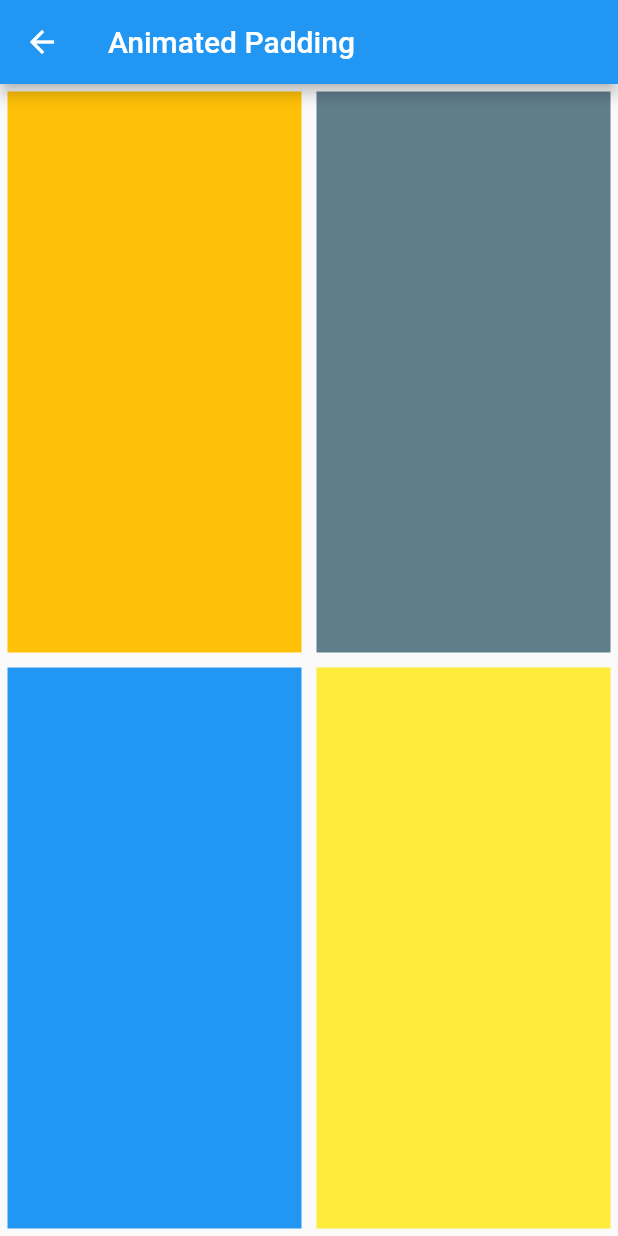
After one commit to Dwiponco/flutter_tutorial, a Flutter app: the AnimatedPaddingPage screen opened directly, on a phone screen of 412 x 824 dp. The commit adds this screen. Run offline on Flutter 3.47's test engine with Material 2 defaults, Android fonts, the phone set to English and light mode, and no system bars; our stand-ins replace qr_flutter.

Commit message:
animated switch and animated padding

```diff
--- /dev/null
+++ b/lib/pages/animatedPading/animated_padding.dart
@@ -0,0 +1,80 @@
+import 'package:flutter/material.dart';
+
+class AnimatedPaddingPage extends StatefulWidget {
+  const AnimatedPaddingPage({Key? key}) : super(key: key);
+
+  @override
+  _AnimatedPaddingPageState createState() => _AnimatedPaddingPageState();
+}
+
+class _AnimatedPaddingPageState extends State<AnimatedPaddingPage> {
+  double myPadding = 5;
+
+  @override
+  Widget build(BuildContext context) {
+    return Scaffold(
+      appBar: AppBar(
+        title: Text("Animated Padding"),
+      ),
+      body: Column(
+        children: [
+          Flexible(
+              flex: 1,
+              child: Row(
+                children: [
+                  Flexible(
+                      flex: 1,
+                      child: GestureDetector(
+                        onTap: (){
+                          setState(() {
+                            myPadding = 20;
+                          });
+                        },
+                        child: AnimatedPadding(
+                          duration: Duration(seconds: 1),
+                          padding: EdgeInsets.all(myPadding),
+                          child: Container(
+                            color: Colors.amber,
+                          ),
+                        ),
+                      )),
+                  Flexible(
+                      flex: 1,
+                      child: AnimatedPadding(
+                        duration: Duration(seconds: 1),
+                        padding: EdgeInsets.all(myPadding),
+                        child: Container(
+                          color: Colors.blueGrey,
+                        ),
+                      ))
+                ],
+              )),
+          Flexible(
+              flex: 1,
+              child: Row(
+                children: [
+                  Flexible(
+                      flex: 1,
+                      child: AnimatedPadding(
+                        duration: Duration(seconds: 1),
+                        padding: EdgeInsets.all(myPadding),
+                        child: Container(
+                          color: Colors.blue,
+                        ),
+                      )),
+                  Flexible(
+                      flex: 1,
+                      child: AnimatedPadding(
+                        duration: Duration(seconds: 1),
+                        padding: EdgeInsets.all(myPadding),
+                        child: Container(
+                          color: Colors.yellow,
+                        ),
+                      ))
+                ],
+              ))
+        ],
+      ),
+    );
+  }
+}
```
Also changed, not shown: lib/pages/homePage/home_page.dart (+21 -1 lines), lib/pages/switch_animated/animated_switcher.dart (added, +91 -0 lines).
